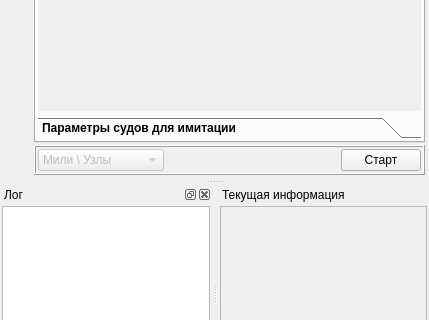
Before: the Qt Designer form Emulator_test/mainwindow.ui in breton75/R_Card_test, drawn with Qt 5; both pictures show x 0 to 429 and y 420 to 740 of the 429 by 842 pixel window.
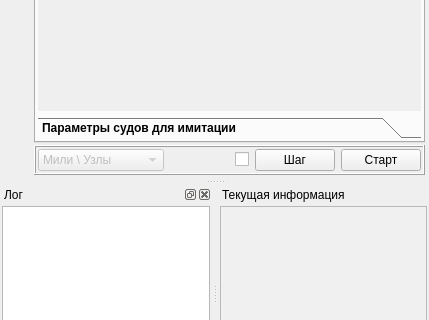
After: the same form once the commit is applied. The open tabs and pages were chosen to show the change. Icons and pictures are not drawn. Custom widgets are drawn as their Qt base class.

Diff of the .ui file:
```diff
--- a/Emulator_test/mainwindow.ui
+++ b/Emulator_test/mainwindow.ui
@@ -2553,9 +2553,6 @@
           <enum>QFrame::Raised</enum>
          </property>
          <layout class="QHBoxLayout" name="horizontalLayout_5">
-          <property name="spacing">
-           <number>4</number>
-          </property>
           <property name="leftMargin">
            <number>2</number>
           </property>
@@ -2601,6 +2598,33 @@
             </property>
            </spacer>
           </item>
+          <item>
+           <widget class="QCheckBox" name="checkStepByStep">
+            <property name="text">
+             <string/>
+            </property>
+           </widget>
+          </item>
+          <item>
+           <widget class="QPushButton" name="bnStep">
+            <property name="sizePolicy">
+             <sizepolicy hsizetype="Minimum" vsizetype="Preferred">
+              <horstretch>0</horstretch>
+              <verstretch>0</verstretch>
+             </sizepolicy>
+            </property>
+            <property name="text">
+             <string>Шаг</string>
+            </property>
+            <property name="icon">
+             <iconset resource="res.qrc">
+              <normaloff>:/icons/Icons/next_step.ico</normaloff>:/icons/Icons/next_step.ico</iconset>
+            </property>
+            <property name="flat">
+             <bool>false</bool>
+            </property>
+           </widget>
+          </item>
           <item>
            <widget class="QPushButton" name="bnStart">
             <property name="sizePolicy">
```
Left out of the diff: 6 changed lines with no effect on the pictures.
